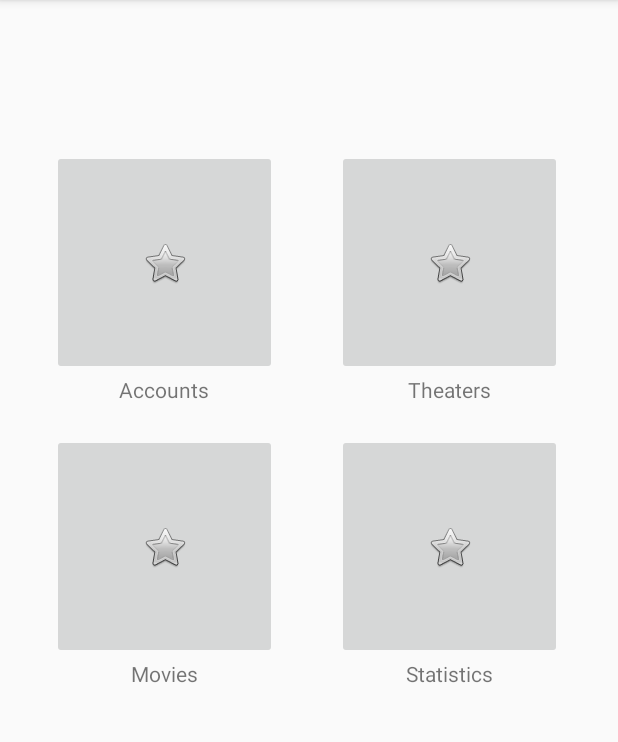
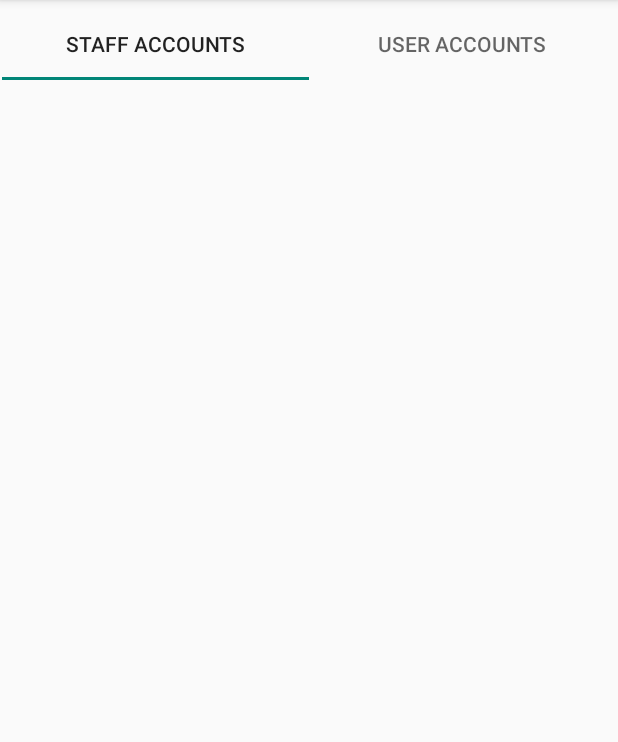
Before and after one commit to HaoNhatt/CS300---Group-2, an Android app built with Jetpack Compose: the AccountsManagementFragment screen opened through its navigation route, on a phone screen of 412 x 824 dp, the part 84-826 px from its top. Run offline under Robolectric (Android 15) with nearby library versions, the phone set to English and light mode, and no system bars.

Commit message:
layout for account management fragment and theater fragment

```diff
--- a/src/app/src/main/java/com/example/movieticket/staff/data/DataClasses.kt
+++ b/src/app/src/main/java/com/example/movieticket/staff/data/DataClasses.kt
@@ -9,3 +9,6 @@ data class StaffProfile(var name: String,
                         var email: String,
                         var phone: String,
                         var isManager: Boolean)
+
+data class Theaters(var name: String,
+                    var address: String)
--- a/src/app/src/main/java/com/example/movieticket/staff/data/StaffViewModel.kt
+++ b/src/app/src/main/java/com/example/movieticket/staff/data/StaffViewModel.kt
@@ -1,14 +1,24 @@
 package com.example.movieticket.staff.data
 
+import android.util.Log
 import androidx.lifecycle.ViewModel
 
 class StaffViewModel : ViewModel() {
-    private var staff: StaffProfile? = null
+    lateinit var staff: StaffProfile
+        private set
+    lateinit var theatersList: MutableList<Theaters>
+        private set
+
+    init {
+        staff = StaffProfile("name", 20, "sex", "email", "phone", true)
+        theatersList = mutableListOf(Theaters("Theater 1", "HCMC"),
+        Theaters("Theater 2", "HCMC"),
+        Theaters("Theater 3", "HCMC"),
+        Theaters("Theater 4", "HCMC"))
+    }
 
     fun tryLogin(username: String, password: String): Boolean {
 //        if valid, set the current staff profile return true
-
-        staff = StaffProfile("name", 20, "sex", "email", "phone", true)
         return true
 
 //        if (TODO()) {
@@ -19,6 +29,6 @@ class StaffViewModel : ViewModel() {
     }
 
     fun staffLogout() {
-        staff = null
+//        staff = null
     }
 }
--- a/src/app/src/main/java/com/example/movieticket/staff/StaffMainMenuFragment.kt
+++ b/src/app/src/main/java/com/example/movieticket/staff/ui/AccountsManagementFragment.kt
@@ -1,22 +1,19 @@
-package com.example.movieticket
+package com.example.movieticket.staff.ui
 
-import androidx.lifecycle.ViewModelProvider
 import android.os.Bundle
 import androidx.fragment.app.Fragment
 import android.view.LayoutInflater
 import android.view.View
 import android.view.ViewGroup
-import com.example.movieticket.databinding.FragmentStaffMainMenuBinding
+import androidx.lifecycle.ViewModelProvider
+import com.example.movieticket.databinding.FragmentAccountsManagementBinding
 import com.example.movieticket.staff.data.StaffViewModel
 
-class StaffMainMenuFragment : Fragment() {
 
-    companion object {
-        fun newInstance() = StaffMainMenuFragment()
-    }
+class AccountsManagementFragment : Fragment() {
+    private lateinit var viewModel: StaffViewModel
+    private lateinit var binding: FragmentAccountsManagementBinding
 
-    private lateinit var viewModel: StaffViewModel
-    private lateinit var binding: FragmentStaffMainMenuBinding
 
     override fun onCreateView(
         inflater: LayoutInflater, container: ViewGroup?,
@@ -24,13 +21,9 @@ class StaffMainMenuFragment : Fragment() {
     ): View {
 
         viewModel = ViewModelProvider(this)[StaffViewModel::class.java]
-        binding = FragmentStaffMainMenuBinding.inflate(inflater, container, false)
+        binding = FragmentAccountsManagementBinding.inflate(inflater, container, false)
         return binding.root
     }
 
-    override fun onViewCreated(view: View, savedInstanceState: Bundle?) {
-
-
-    }
 
 }
--- a/src/app/src/main/java/com/example/movieticket/staff/StaffLoginFragment.kt
+++ b/src/app/src/main/java/com/example/movieticket/staff/ui/StaffLoginFragment.kt
@@ -1,7 +1,6 @@
-package com.example.movieticket.staff
+package com.example.movieticket.staff.ui
 
 import android.os.Bundle
-import android.util.Log
 import androidx.fragment.app.Fragment
 import android.view.LayoutInflater
 import android.view.View
--- /dev/null
+++ b/src/app/src/main/res/layout/fragment_accounts_management.xml
@@ -0,0 +1,43 @@
+<?xml version="1.0" encoding="utf-8"?>
+<androidx.constraintlayout.widget.ConstraintLayout xmlns:android="http://schemas.android.com/apk/res/android"
+    xmlns:app="http://schemas.android.com/apk/res-auto"
+    xmlns:tools="http://schemas.android.com/tools"
+    android:id="@+id/frameLayout"
+    android:layout_width="match_parent"
+    android:layout_height="match_parent"
+    tools:context=".staff.ui.AccountsManagementFragment" >
+
+    <com.google.android.material.tabs.TabLayout
+        android:id="@+id/accountTypesTabLayout"
+        android:layout_width="409dp"
+        android:layout_height="wrap_content"
+        android:layout_marginStart="1dp"
+        android:layout_marginTop="5dp"
+        app:layout_constraintStart_toStartOf="parent"
+        app:layout_constraintTop_toTopOf="parent">
+
+        <com.google.android.material.tabs.TabItem
+            android:layout_width="wrap_content"
+            android:layout_height="wrap_content"
+            android:text="@string/staff_accounts"
+            tools:layout_editor_absoluteX="7dp"
+            tools:layout_editor_absoluteY="69dp" />
+
+        <com.google.android.material.tabs.TabItem
+            android:layout_width="wrap_content"
+            android:layout_height="wrap_content"
+            android:text="@string/user_accounts"
+            tools:layout_editor_absoluteX="203dp"
+            tools:layout_editor_absoluteY="80dp" />
+
+    </com.google.android.material.tabs.TabLayout>
+
+    <androidx.recyclerview.widget.RecyclerView
+        android:id="@+id/accountsListView"
+        android:layout_width="409dp"
+        android:layout_height="676dp"
+        android:layout_marginStart="1dp"
+        android:layout_marginTop="1dp"
+        app:layout_constraintStart_toStartOf="parent"
+        app:layout_constraintTop_toBottomOf="@+id/accountTypesTabLayout" />
+</androidx.constraintlayout.widget.ConstraintLayout>
--- a/src/app/src/main/res/layout/fragment_staff_login.xml
+++ b/src/app/src/main/res/layout/fragment_staff_login.xml
@@ -9,7 +9,7 @@
     android:paddingTop="@dimen/fragment_vertical_margin"
     android:paddingRight="@dimen/fragment_horizontal_margin"
     android:paddingBottom="@dimen/fragment_vertical_margin"
-    tools:context=".staff.StaffLoginFragment">
+    tools:context=".staff.ui.StaffLoginFragment">
 
     <EditText
         android:id="@+id/username"
--- a/src/app/src/main/res/layout/fragment_staff_main_menu.xml
+++ b/src/app/src/main/res/layout/fragment_staff_main_menu.xml
@@ -5,7 +5,7 @@
     android:id="@+id/staffMainMenuLayout"
     android:layout_width="match_parent"
     android:layout_height="match_parent"
-    tools:context=".StaffMainMenuFragment" >
+    tools:context=".staff.ui.StaffMainMenuFragment" >
 
     <androidx.constraintlayout.widget.Guideline
         android:id="@+id/guideline"
@@ -34,6 +34,7 @@
             android:src="@android:drawable/btn_star" />
 
         <TextView
+            android:id="@+id/accountsTextView"
             android:layout_width="match_parent"
             android:layout_height="wrap_content"
             android:layout_weight="1"
@@ -52,7 +53,7 @@
         app:layout_constraintTop_toTopOf="@id/linearLayout1">
 
         <ImageButton
-            android:id="@+id/TheatersButton"
+            android:id="@+id/theatersButton"
             android:layout_width="150dp"
             android:layout_height="150dp"
             android:layout_weight="1"
@@ -60,6 +61,7 @@
             android:src="@android:drawable/btn_star" />
 
         <TextView
+            android:id="@+id/theatersTextView"
             android:layout_width="match_parent"
             android:layout_height="wrap_content"
             android:layout_weight="1"
@@ -86,6 +88,7 @@
             android:src="@android:drawable/btn_star" />
 
         <TextView
+            android:id="@+id/moviesTextView"
             android:layout_width="match_parent"
             android:layout_height="wrap_content"
             android:layout_weight="1"
@@ -112,6 +115,7 @@
             android:src="@android:drawable/btn_star" />
 
         <TextView
+            android:id="@+id/statisticsTextView"
             android:layout_width="match_parent"
             android:layout_height="wrap_content"
             android:layout_weight="1"
--- /dev/null
+++ b/src/app/src/main/res/layout/staff_theaters_item.xml
@@ -0,0 +1,5 @@
+<?xml version="1.0" encoding="utf-8"?>
+<TextView xmlns:android="http://schemas.android.com/apk/res/android"
+    android:id="@+id/staffTheaterItem"
+    android:layout_width="wrap_content"
+    android:layout_height="wrap_content" />
--- a/src/app/src/main/res/navigation/nav_graph.xml
+++ b/src/app/src/main/res/navigation/nav_graph.xml
@@ -7,8 +7,15 @@
 
     <fragment
         android:id="@+id/staffMainMenuFragment"
-        android:name="com.example.movieticket.StaffMainMenuFragment"
-        android:label="StaffMainMenuFragment" />
+        android:name="com.example.movieticket.staff.ui.StaffMainMenuFragment"
+        android:label="StaffMainMenuFragment" >
+        <action
+            android:id="@+id/action_staffMainMenuFragment_to_accountsManagementFragment"
+            app:destination="@id/accountsManagementFragment" />
+        <action
+            android:id="@+id/action_staffMainMenuFragment_to_staffTheatersFragment"
+            app:destination="@id/staffTheatersFragment" />
+    </fragment>
     <fragment
         android:id="@+id/customerMainMenuFragment"
         android:name="com.example.movieticket.UserMainMenuFragment"
@@ -28,11 +35,21 @@
     </fragment>
     <fragment
         android:id="@+id/staffLoginFragment"
-        android:name="com.example.movieticket.staff.StaffLoginFragment"
+        android:name="com.example.movieticket.staff.ui.StaffLoginFragment"
         android:label="fragment_staff_login"
         tools:layout="@layout/fragment_staff_login" >
         <action
             android:id="@+id/action_staffLoginFragment_to_staffMainMenuFragment"
             app:destination="@id/staffMainMenuFragment" />
     </fragment>
+    <fragment
+        android:id="@+id/accountsManagementFragment"
+        android:name="com.example.movieticket.staff.ui.AccountsManagementFragment"
+        android:label="fragment_accounts_management"
+        tools:layout="@layout/fragment_accounts_management" />
+    <fragment
+        android:id="@+id/staffTheatersFragment"
+        android:name="com.example.movieticket.staff.ui.StaffTheatersFragment"
+        android:label="fragment_staff_theaters"
+        tools:layout="@layout/fragment_staff_theaters" />
 </navigation>
--- a/src/app/src/main/res/values/strings.xml
+++ b/src/app/src/main/res/values/strings.xml
@@ -17,4 +17,7 @@
     <string name="theaters">Theaters</string>
     <string name="movies">Movies</string>
     <string name="statistics">Statistics</string>
+    <string name="staff_accounts">Staff Accounts</string>
+    <string name="user_accounts">User Accounts</string>
+    <string name="add">Add</string>
 </resources>
```
Also changed, not shown: src/app/src/main/java/com/example/movieticket/staff/ui/StaffMainMenuFragment.kt (added, +49 -0 lines), src/app/src/main/java/com/example/movieticket/staff/ui/StaffTheatersAdapter.kt (added, +31 -0 lines), src/app/src/main/java/com/example/movieticket/staff/ui/StaffTheatersFragment.kt (added, +45 -0 lines), src/app/src/main/res/layout/fragment_staff_theaters.xml (added, +30 -0 lines).
